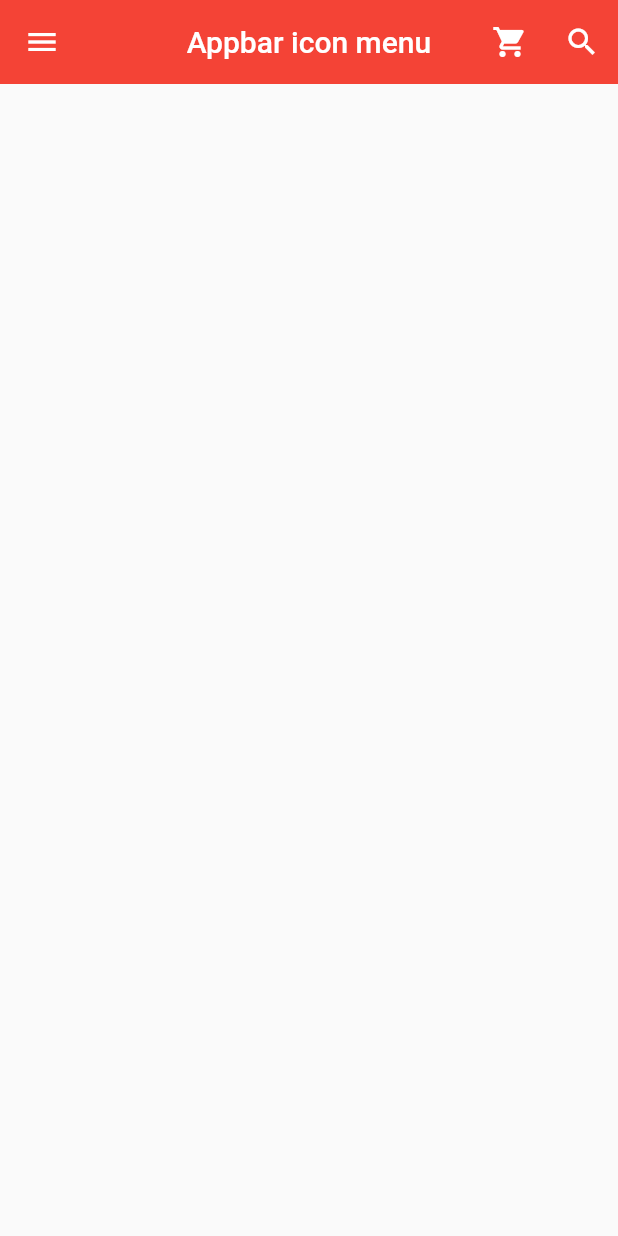
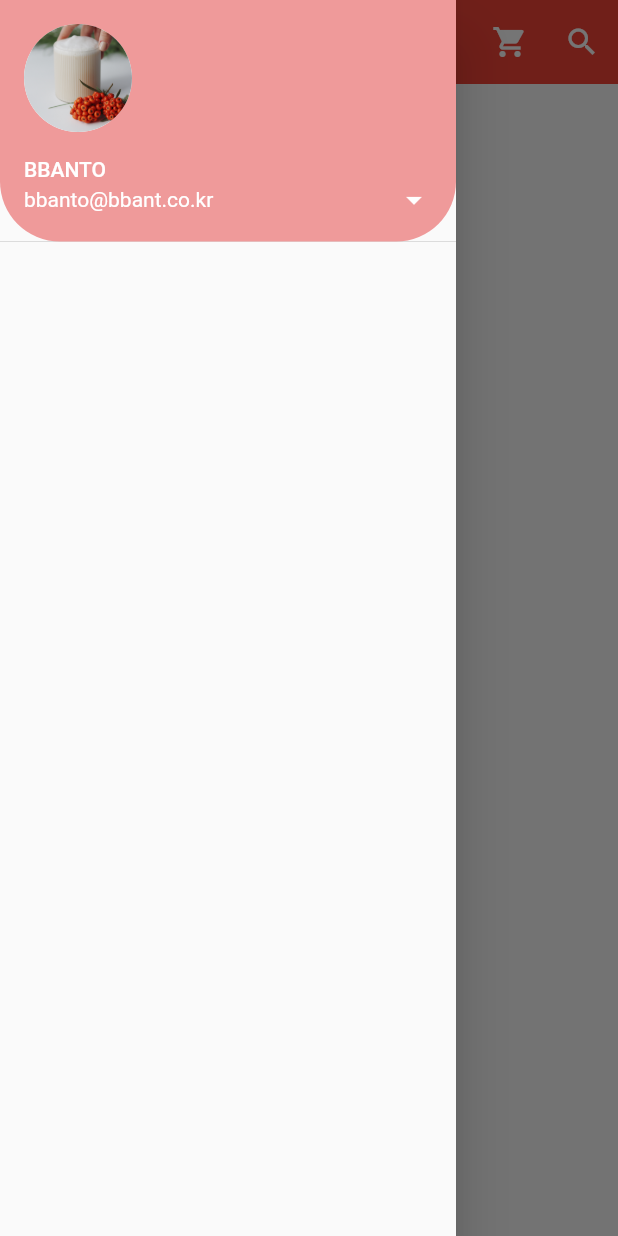
Before and after one commit to abc20210708/first_flutter_app, a Flutter app: the screen it shows after launch, with the side drawer open (before the commit the screen has no drawer), on a phone screen of 412 x 824 dp. Run offline on Flutter 3.47's test engine with Material 2 defaults, Android fonts, the phone set to English and light mode, and no system bars.

```diff
--- a/lib/main.dart
+++ b/lib/main.dart
@@ -27,13 +27,8 @@ class MyPage extends StatelessWidget {
         title: Text("Appbar icon menu"),
         centerTitle: true,
         elevation: 0.0,
-        leading: IconButton(icon: Icon(Icons.menu), // leading //간단한 위젯이나 아이콘 등을 앱바 타이틀 왼쪽에 위치시키는 기능
-          onPressed: () {
-            print("menu button is clicked");
-          },
-        ),
         actions: [
-          IconButton(icon: Icon(Icons.shopping_cart),
+          IconButton(icon: Icon(Icons.shopping_cart),// leading //간단한 위젯이나 아이콘 등을 앱바 타이틀 왼쪽에 위치시키는 기능
             onPressed: () {
               print("Shopping button is clicked");
             },
@@ -45,6 +40,30 @@ class MyPage extends StatelessWidget {
           ),
         ],
       ),
+      drawer: Drawer(
+        child: ListView(
+          padding: EdgeInsets.zero,
+          children: [
+            UserAccountsDrawerHeader(
+                currentAccountPicture: CircleAvatar(
+                  backgroundImage: AssetImage("assets/00.jpg"),
+                  backgroundColor: Colors.white,
+                ), //현재 사용자 이미지 가져오기
+                accountName: Text("BBANTO"), accountEmail: Text("bbanto@bbant.co.kr"),
+                onDetailsPressed: () {
+                  print("arrow is clicked");
+                },
+              decoration: BoxDecoration(
+                color: Colors.red[200],
+                borderRadius: BorderRadius.only(
+                  bottomLeft: Radius.circular(40.0),
+                  bottomRight: Radius.circular(40.0)
+                )
+              ),
+            )
+          ],
+        ),
+      ),
     );
   }
 }
--- a/pubspec.yaml
+++ b/pubspec.yaml
@@ -60,9 +60,9 @@ flutter:
   uses-material-design: true
 
   # To add assets to your application, add an assets section, like this:
-#  assets:
-#      - assets/00.jpg
-#      - assets/03.jpg
+  assets:
+      - assets/00.jpg
+      - assets/03.jpg
 
   # An image asset can refer to one or more resolution-specific "variants", see
   # https://flutter.dev/assets-and-images/#resolution-aware
```
